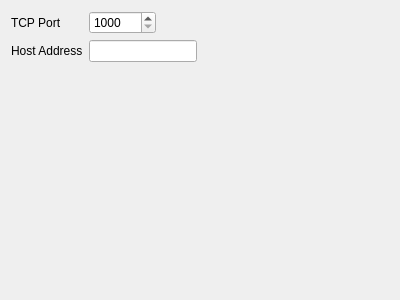
Above: src/ui/QGCTCPLinkConfiguration.ui from nbrachet/apm_planner before the change. Below: the same form after it.
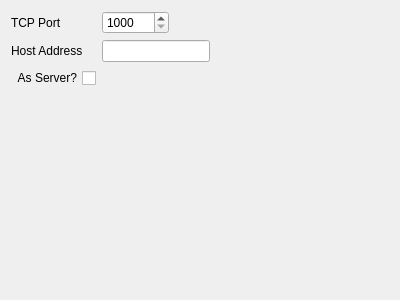
That is the form after the change.

Commit message: Add the 'As Server?' checkbox in the TCPLink configuration window. When checked TCPLink will wait (5s) for an incoming connection, instead of connecting to a remote host.

Diff of the .ui file:
```diff
--- a/src/ui/QGCTCPLinkConfiguration.ui
+++ b/src/ui/QGCTCPLinkConfiguration.ui
@@ -44,6 +44,22 @@
    <item row="1" column="1">
     <widget class="QLineEdit" name="hostAddressLineEdit"/>
    </item>
+   <item row="2" column="0">
+    <widget class="QCheckBox" name="asServerCheckBox">
+     <property name="sizePolicy">
+      <sizepolicy hsizetype="Preferred" vsizetype="Fixed">
+       <horstretch>0</horstretch>
+       <verstretch>0</verstretch>
+      </sizepolicy>
+     </property>
+     <property name="layoutDirection">
+      <enum>Qt::RightToLeft</enum>
+     </property>
+     <property name="text">
+      <string>As Server?</string>
+     </property>
+    </widget>
+   </item>
   </layout>
  </widget>
  <resources/>
```
Left out of the diff: 2 changed lines with no effect on the pictures. The commit also changes 6 other files.
